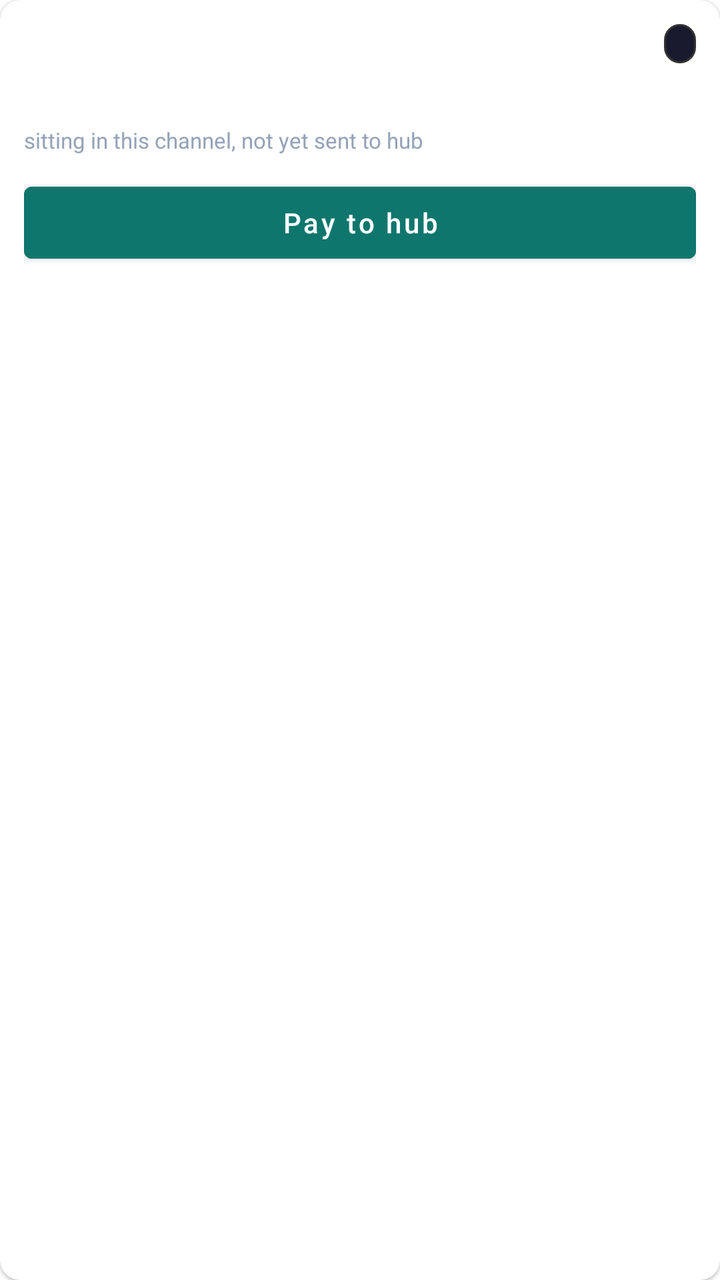
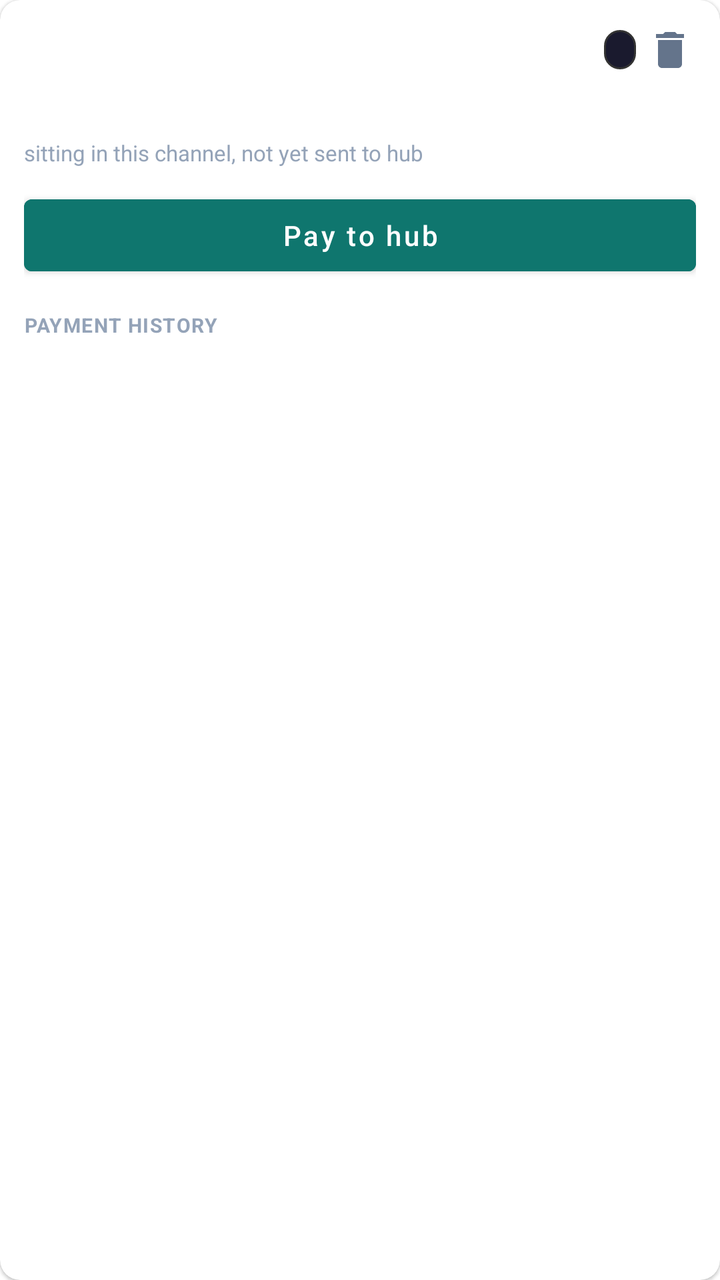

Before-and-after screenshots of an Android layout around one commit, followed by the original layout XML and the change that was made.
<!-- AndroidManifest.xml: application theme Theme.DataBridge -->
<!-- res/layout/item_cash_payment_channel.xml -->
<?xml version="1.0" encoding="utf-8"?>
<androidx.cardview.widget.CardView
    xmlns:android="http://schemas.android.com/apk/res/android"
    xmlns:app="http://schemas.android.com/apk/res-auto"
    android:layout_width="match_parent"
    android:layout_height="wrap_content"
    android:layout_marginBottom="10dp"
    app:cardCornerRadius="10dp"
    app:cardElevation="1dp">

    <LinearLayout
        android:layout_width="match_parent"
        android:layout_height="wrap_content"
        android:orientation="vertical"
        android:padding="12dp">

        <LinearLayout
            android:layout_width="match_parent"
            android:layout_height="wrap_content"
            android:orientation="horizontal"
            android:gravity="center_vertical">

            <TextView
                android:id="@+id/tvChannelName"
                android:layout_width="0dp"
                android:layout_weight="1"
                android:layout_height="wrap_content"
                android:textSize="14sp"
                android:textStyle="bold"
                android:textColor="#0F172A" />

            <TextView
                android:id="@+id/tvBadge"
                android:layout_width="wrap_content"
                android:layout_height="wrap_content"
                android:paddingHorizontal="8dp"
                android:paddingVertical="3dp"
                android:textSize="10sp"
                android:textStyle="bold"
                android:background="@drawable/badge_bg_neutral" />
        </LinearLayout>

        <TextView
            android:id="@+id/tvBalance"
            android:layout_width="wrap_content"
            android:layout_height="wrap_content"
            android:layout_marginTop="4dp"
            android:fontFamily="monospace"
            android:textStyle="bold"
            android:textSize="20sp"
            android:textColor="#0F172A" />

        <TextView
            android:layout_width="wrap_content"
            android:layout_height="wrap_content"
            android:text="sitting in this channel, not yet sent to hub"
            android:textSize="11sp"
            android:textColor="#94A3B8" />

        <Button
            android:id="@+id/btnPayToHub"
            android:layout_width="match_parent"
            android:layout_height="wrap_content"
            android:layout_marginTop="10dp"
            android:text="Pay to hub"
            android:textAllCaps="false"
            android:drawableStart="@android:drawable/ic_menu_send"
            android:drawableTint="#FFFFFF"
            android:drawablePadding="6dp"
            android:backgroundTint="#0F766E"
            android:textColor="#FFFFFF" />
    </LinearLayout>
</androidx.cardview.widget.CardView>
<!-- resources referenced by this layout -->
<resources>
  <!-- drawable badge_bg_neutral (drawable) -->
  <?xml version="1.0" encoding="utf-8"?>
  <shape xmlns:android="http://schemas.android.com/apk/res/android">
      <solid android:color="#1A1A2E" />
      <stroke android:width="1dp" android:color="#333" />
      <corners android:radius="8dp" />
  </shape>
  <style name="Theme.DataBridge" parent="Theme.MaterialComponents.DayNight.NoActionBar">
      <item name="colorPrimary">#00d4ff</item>
      <item name="colorPrimaryVariant">#16213e</item>
      <item name="colorOnPrimary">#ffffff</item>
      <item name="colorSecondary">#00d4ff</item>
      <item name="android:statusBarColor">#1a1a2e</item>
  </style>
</resources>

<!-- the commit's change to res/layout/item_cash_payment_channel.xml (unified diff, before → after) -->
@@ -38,6 +38,15 @@
                 android:textSize="10sp"
                 android:textStyle="bold"
                 android:background="@drawable/badge_bg_neutral" />
+
+            <ImageButton
+                android:id="@+id/btnRemoveChannel"
+                android:layout_width="26dp"
+                android:layout_height="26dp"
+                android:layout_marginStart="4dp"
+                android:background="?attr/selectableItemBackgroundBorderless"
+                android:src="@drawable/ic_delete_modern"
+                android:contentDescription="Remove channel" />
         </LinearLayout>
 
         <TextView
@@ -69,5 +78,23 @@
             android:drawablePadding="6dp"
             android:backgroundTint="#0F766E"
             android:textColor="#FFFFFF" />
+
+        <TextView
+            android:id="@+id/tvPaymentHistoryLabel"
+            android:layout_width="wrap_content"
+            android:layout_height="wrap_content"
+            android:layout_marginTop="14dp"
+            android:text="PAYMENT HISTORY"
+            android:textColor="#94A3B8"
+            android:textSize="10sp"
+            android:textStyle="bold"
+            android:letterSpacing="0.05" />
+
+        <LinearLayout
+            android:id="@+id/layoutPaymentHistory"
+            android:layout_width="match_parent"
+            android:layout_height="wrap_content"
+            android:orientation="vertical"
+            android:layout_marginTop="2dp" />
     </LinearLayout>
 </androidx.cardview.widget.CardView>
<!-- resource entries referenced after the edit -->
@@ -7,6 +7,18 @@
       <stroke android:width="1dp" android:color="#333" />
       <corners android:radius="8dp" />
   </shape>
+  <!-- drawable ic_delete_modern (drawable) -->
+  <?xml version="1.0" encoding="utf-8"?>
+  <vector xmlns:android="http://schemas.android.com/apk/res/android"
+      android:width="24dp"
+      android:height="24dp"
+      android:viewportWidth="24"
+      android:viewportHeight="24"
+      android:tint="#64748B">
+      <path
+          android:fillColor="#FF000000"
+          android:pathData="M6,19c0,1.1 0.9,2 2,2h8c1.1,0 2,-0.9 2,-2V7H6v12zM19,4h-3.5l-1,-1h-5l-1,1H5v2h14V4z" />
+  </vector>
   <style name="Theme.DataBridge" parent="Theme.MaterialComponents.DayNight.NoActionBar">
       <item name="colorPrimary">#00d4ff</item>
       <item name="colorPrimaryVariant">#16213e</item>
